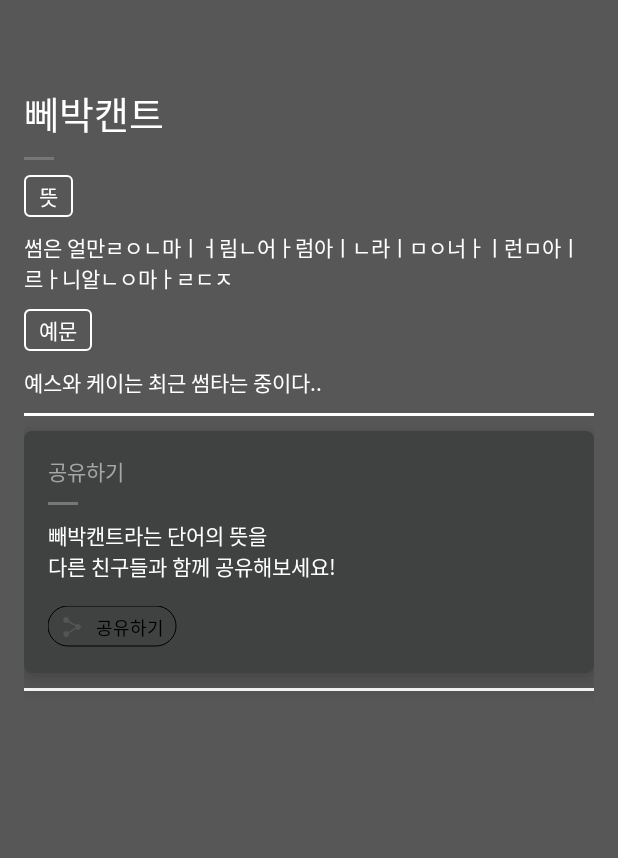
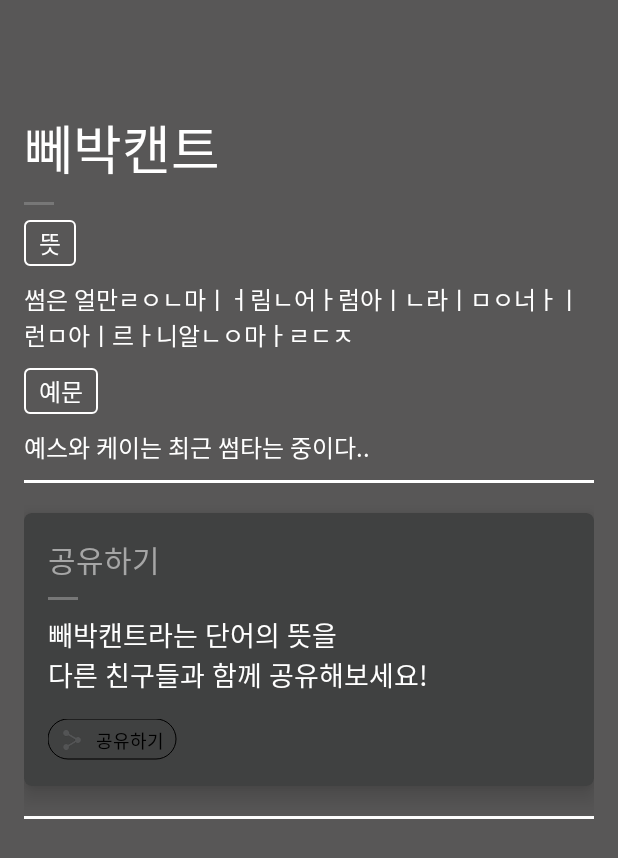
Before and after one commit to Hangeulro/Hangeulro, an Android app: the layout activity_dic_detail_view.xml on its own in the app's theme, with its tools: preview values and no code run, on a phone screen of 412 x 824 dp. Shown: the top 858 px of the screen. Run offline under Robolectric (Android 15) with nearby library versions, the phone set to English and light mode, and no system bars.

Commit message:
[DicDetailView] Show DetailView with IntentExtra

```diff
--- a/app/src/main/java/kr/edcan/hangeulro/activity/DicViewActivity.java
+++ b/app/src/main/java/kr/edcan/hangeulro/activity/DicViewActivity.java
@@ -112,7 +112,7 @@ public class DicViewActivity extends AppCompatActivity {
                         Log.e("asdf", example);
                         arrayList.add(new DicData(result.getString("word"), result.getString("mean"), (example.equals("null")) ? "예문이 없습니다." : example, result.getInt("see")));
                     }
-                    DicRecyclerAdapter adapter = new DicRecyclerAdapter(getApplicationContext(), arrayList, codeType);
+                    DicRecyclerAdapter adapter = new DicRecyclerAdapter(DicViewActivity.this, arrayList, codeType);
                     recyclerView.setAdapter(adapter);
                     binding.dicViewProgrees.setVisibility(View.GONE);
                 } catch (IOException e) {
--- a/app/src/main/res/layout/activity_dic_detail_view.xml
+++ b/app/src/main/res/layout/activity_dic_detail_view.xml
@@ -15,6 +15,7 @@
             android:layout_height="?attr/actionBarSize" />
 
         <LinearLayout
+            android:layout_marginTop="16dp"
             android:layout_width="match_parent"
             android:layout_height="wrap_content"
             android:layout_marginLeft="16dp"
@@ -28,7 +29,7 @@
                 android:singleLine="true"
                 android:text="뻬박캔트"
                 android:textColor="#FFF"
-                android:textSize="25sp" />
+                android:textSize="35sp" />
 
             <View
                 android:layout_width="20dp"
@@ -47,7 +48,7 @@
                 android:paddingTop="3dp"
                 android:text="뜻"
                 android:textColor="#FFF"
-                android:textSize="14sp" />
+                android:textSize="16sp" />
 
             <TextView
                 android:id="@+id/dicDetailMeaning"
@@ -56,7 +57,7 @@
                 android:layout_marginTop="10dp"
                 android:text="썸은 얼만ㄹㅇㄴ마ㅣㅓ림ㄴ어ㅏ럼아ㅣㄴ라ㅣㅁㅇ너ㅏㅣ런ㅁ아ㅣ르ㅏ니알ㄴㅇ마ㅏㄹㄷㅈ"
                 android:textColor="#FFF"
-                android:textSize="14sp" />
+                android:textSize="16sp" />
 
             <TextView
                 android:layout_width="wrap_content"
@@ -69,7 +70,7 @@
                 android:paddingTop="3dp"
                 android:text="예문"
                 android:textColor="#FFF"
-                android:textSize="14sp" />
+                android:textSize="16sp" />
 
             <TextView
                 android:id="@+id/dicDetailExample"
@@ -78,12 +79,12 @@
                 android:layout_marginTop="10dp"
                 android:text="예스와 케이는 최근 썸타는 중이다.."
                 android:textColor="#FFF"
-                android:textSize="14sp" />
+                android:textSize="16sp" />
 
             <View
                 android:layout_width="match_parent"
                 android:layout_height="2dp"
-                android:layout_marginBottom="10dp"
+                android:layout_marginBottom="20dp"
                 android:layout_marginTop="10dp"
                 android:background="@android:color/white" />
 
@@ -116,7 +117,7 @@
                         android:layout_height="wrap_content"
                         android:text="공유하기"
                         android:textColor="@color/textColorBright"
-                        android:textSize="14sp" />
+                        android:textSize="20sp" />
 
                     <View
                         android:layout_width="20dp"
@@ -131,7 +132,7 @@
                         android:layout_height="wrap_content"
                         android:text="빼박캔트라는 단어의 뜻을\n다른 친구들과 함께 공유해보세요!"
                         android:textColor="#FFF"
-                        android:textSize="14sp" />
+                        android:textSize="18sp" />
 
                     <kr.edcan.hangeulro.views.CartaTagView
                         android:id="@+id/dicDetailShareLaunch"
@@ -158,7 +159,7 @@
                 android:layout_width="match_parent"
                 android:layout_height="2dp"
                 android:layout_marginBottom="10dp"
-                android:layout_marginTop="10dp"
+                android:layout_marginTop="20dp"
                 android:background="@android:color/white" />
 
 
--- a/app/src/main/res/layout/dic_view_recycler_content.xml
+++ b/app/src/main/res/layout/dic_view_recycler_content.xml
@@ -1,6 +1,7 @@
 <layout xmlns:android="http://schemas.android.com/apk/res/android">
 
     <LinearLayout
+        android:id="@+id/dicRecyclerBG"
         android:layout_width="match_parent"
         android:layout_height="wrap_content"
         android:orientation="vertical"
```
Also changed, not shown: app/src/main/java/kr/edcan/hangeulro/activity/DicDetailViewActivity.java (+36 -1 lines), app/src/main/java/kr/edcan/hangeulro/adapter/DicRecyclerAdapter.java (+15 -0 lines).
